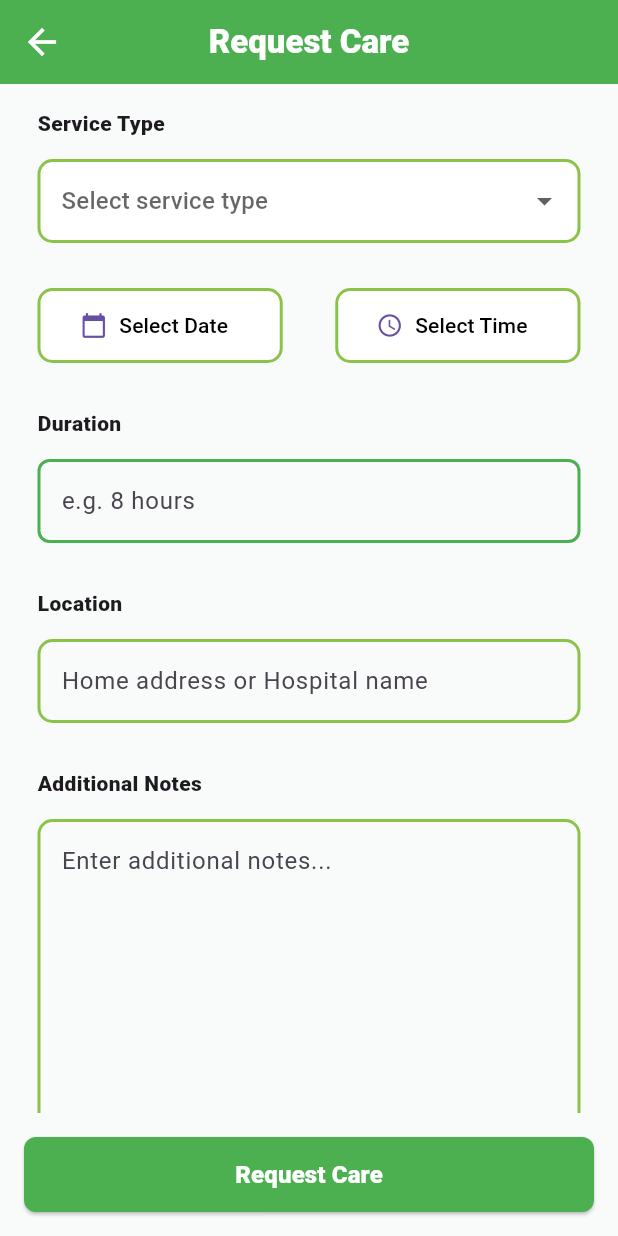
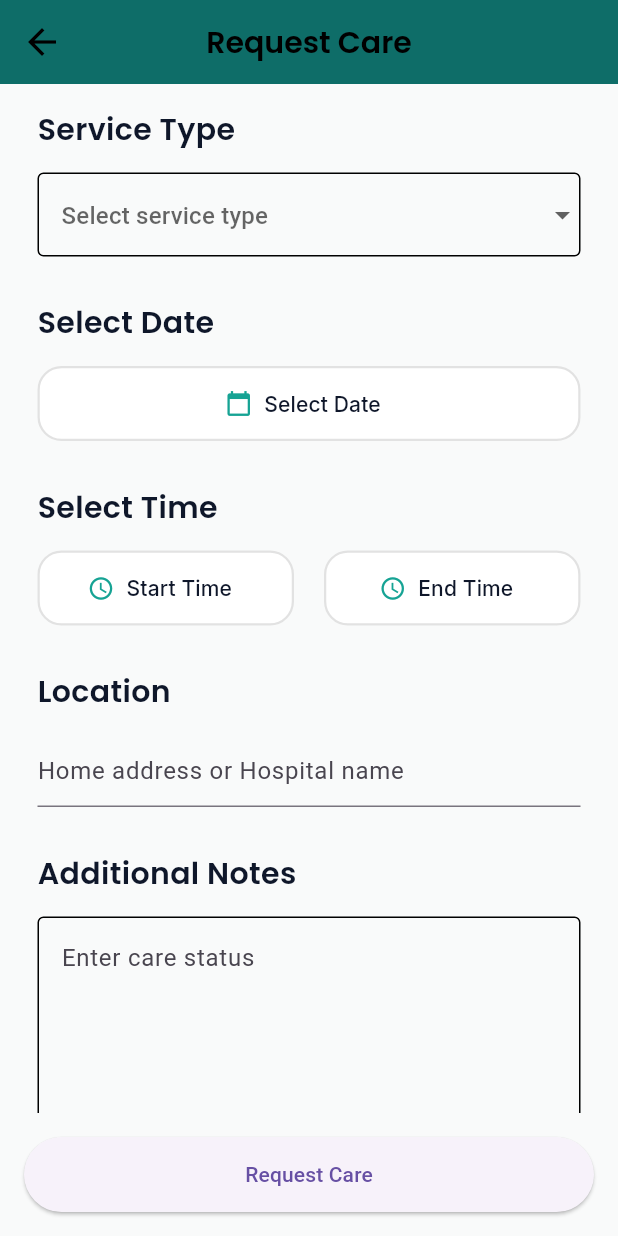
Before and after one commit to FateOrByDesign/CarenestApp, a Flutter app: the RequestCarePage screen opened by its route, on a phone screen of 412 x 824 dp. Run offline on Flutter 3.47's test engine with Material 3 defaults, Android fonts, the phone set to English and light mode, and no system bars; our stand-ins replace google_fonts, shared_preferences; accounts and stored records are empty.

Commit message:
use custom themes to the mobile ui

```diff
--- a/Carenest_Frontend/carenest_mobile/lib/screens/patient/request_caregiver.dart
+++ b/Carenest_Frontend/carenest_mobile/lib/screens/patient/request_caregiver.dart
@@ -1,4 +1,6 @@
 import 'package:flutter/material.dart';
+import '../../core/app_theme.dart';
+import '../caregiver/update_caregiver_status.dart';
 
 class RequestCarePage extends StatefulWidget {
   const RequestCarePage({Key? key}) : super(key: key);
@@ -10,7 +12,8 @@ class RequestCarePage extends StatefulWidget {
 class _RequestCarePageState extends State<RequestCarePage> {
   String? serviceType;
   DateTime? selectedDate;
-  TimeOfDay? selectedTime;
+  TimeOfDay? startTime;
+  TimeOfDay? endTime;
 
   final TextEditingController durationController = TextEditingController();
   final TextEditingController locationController = TextEditingController();
@@ -30,20 +33,31 @@ class _RequestCarePageState extends State<RequestCarePage> {
     }
   }
 
-  Future<void> pickTime() async {
+  Future<void> pickStartTime() async {
     TimeOfDay? time = await showTimePicker(
       context: context,
       initialTime: TimeOfDay.now(),
     );
     if (time != null) {
-      setState(() => selectedTime = time);
+      setState(() => startTime = time);
+    }
+  }
+
+  Future<void> pickEndTime() async {
+    TimeOfDay? time = await showTimePicker(
+      context: context,
+      initialTime: startTime ?? TimeOfDay.now(),
+    );
+    if (time != null) {
+      setState(() => endTime = time);
     }
   }
 
   void submitRequest() {
     if (serviceType == null ||
         selectedDate == null ||
-        selectedTime == null ||
+        startTime == null ||
+        endTime == null ||
         locationController.text.isEmpty) {
       ScaffoldMessenger.of(context).showSnackBar(
         const SnackBar(content: Text('Please fill all required fields')),
@@ -51,19 +65,46 @@ class _RequestCarePageState extends State<RequestCarePage> {
       return;
     }
 
-    ScaffoldMessenger.of(context).showSnackBar(
-      const SnackBar(content: Text('Care request submitted successfully')),
+    // TEMP values (later replace with API response)
+    final int visitId = 1;
+    final String patientName = 'Test Patient';
+
+    Navigator.push(
+      //for conect next page through button
+      context,
+      MaterialPageRoute(
+        builder: (context) =>
+            UpdateCareStatusPage(visitId: visitId, patientName: patientName),
+      ),
     );
+  }
 
-    // Clear form after submission
-    setState(() {
-      serviceType = null;
-      selectedDate = null;
-      selectedTime = null;
-      durationController.clear();
-      locationController.clear();
-      notesController.clear();
-    });
+  Widget buildToggleButton({
+    required VoidCallback onPressed,
+    required String text,
+    required IconData icon,
+    bool isSelected = false,
+  }) {
+    return OutlinedButton.icon(
+      onPressed: onPressed,
+      icon: Icon(icon, color: AppTheme.primary),
+      label: Text(
+        text,
+        style: AppTheme.bodyText.copyWith(color: AppTheme.textDark),
+      ),
+      style: OutlinedButton.styleFrom(
+        minimumSize: const Size.fromHeight(50),
+        backgroundColor: AppTheme.surface,
+        side: BorderSide(
+          color: isSelected
+              ? AppTheme
+                    .primary // ✅ green when selected
+              : Colors.grey.withOpacity(0.3), // idle border
+          width: 1.5,
+        ),
+        shape: RoundedRectangleBorder(borderRadius: BorderRadius.circular(16)),
+      ),
+    );
   }
 
   @override
@@ -71,22 +112,18 @@ class _RequestCarePageState extends State<RequestCarePage> {
     return Scaffold(
       backgroundColor: const Color(0xFFF9FAFA),
       appBar: AppBar(
-        backgroundColor: Colors.green, // your Figma primary color
+        backgroundColor: AppTheme.primaryDark, // your Figma primary color
         elevation: 0, // removes shadow
         centerTitle: true, // title centered
         leading: IconButton(
-          icon: const Icon(Icons.arrow_back, color: Colors.white, size: 28),
+          icon: const Icon(Icons.arrow_back, color: Colors.black, size: 28),
           onPressed: () {
             Navigator.pop(context); // go back
           },
         ),
-        title: const Text(
+        title: Text(
           'Request Care',
-          style: TextStyle(
-            color: Colors.white,
-            fontSize: 22,
-            fontWeight: FontWeight.w800,
-          ),
+          style: AppTheme.headingMedium.copyWith(color: Colors.black),
         ),
       ),
       body: SingleChildScrollView(
@@ -95,10 +132,7 @@ class _RequestCarePageState extends State<RequestCarePage> {
           crossAxisAlignment: CrossAxisAlignment.start,
           children: [
             // Service Type
-            const Text(
-              'Service Type',
-              style: TextStyle(fontWeight: FontWeight.w800),
-            ),
+            Text('Service Type', style: AppTheme.headingMedium),
             const SizedBox(height: 14),
             DropdownButtonFormField<String>(
               value: serviceType,
@@ -107,80 +141,52 @@ class _RequestCarePageState extends State<RequestCarePage> {
                 return DropdownMenuItem(value: service, child: Text(service));
               }).toList(),
               onChanged: (value) => setState(() => serviceType = value),
-              decoration: InputDecoration(
-                filled: true,
-                fillColor: Colors.white,
-                enabledBorder: OutlineInputBorder(
-                  borderRadius: BorderRadius.circular(10),
-                  borderSide: BorderSide(color: Colors.lightGreen, width: 2),
-                ),
-
-                focusedBorder: OutlineInputBorder(
-                  borderRadius: BorderRadius.circular(10),
-                  borderSide: BorderSide(
-                    color: Colors.blue, // focused border color
-                    width: 2,
-                  ),
-                ),
+              decoration: const InputDecoration(
+                hintText: 'Select service type',
+                enabledBorder: OutlineInputBorder(),
               ),
             ),
 
             const SizedBox(height: 30),
 
-            // Date & Time
+            // Date
+            Text('Select Date', style: AppTheme.headingMedium),
+            const SizedBox(height: 14),
+            buildToggleButton(
+              onPressed: pickDate,
+              text: selectedDate == null
+                  ? 'Select Date'
+                  : '${selectedDate!.day}/${selectedDate!.month}/${selectedDate!.year}',
+              icon: Icons.calendar_today,
+              isSelected: selectedDate != null,
+            ),
+
+            const SizedBox(height: 30),
+
+            // Start & End Time
+            Text('Select Time', style: AppTheme.headingMedium),
+            const SizedBox(height: 14),
             Row(
               children: [
                 Expanded(
-                  child: OutlinedButton.icon(
-                    onPressed: pickDate,
-                    style: OutlinedButton.styleFrom(
-                      minimumSize: const Size.fromHeight(50),
-                      backgroundColor: selectedDate == null
-                          ? Colors.white
-                          : Colors.lightGreen,
-                      side: BorderSide(color: Colors.lightGreen, width: 2),
-                      shape: RoundedRectangleBorder(
-                        borderRadius: BorderRadius.circular(10),
-                      ),
-                    ),
-                    icon: const Icon(Icons.calendar_today),
-                    label: Text(
-                      selectedDate == null
-                          ? 'Select Date'
-                          : '${selectedDate!.day}/${selectedDate!.month}/${selectedDate!.year}',
-                      style: TextStyle(
-                        color: selectedDate == null
-                            ? Colors.black
-                            : Colors.white,
-                      ),
-                    ),
+                  child: buildToggleButton(
+                    onPressed: pickStartTime,
+                    text: startTime == null
+                        ? 'Start Time'
+                        : startTime!.format(context),
+                    icon: Icons.access_time,
+                    isSelected: startTime != null,
                   ),
                 ),
-                const SizedBox(width: 35),
+                const SizedBox(width: 20),
                 Expanded(
-                  child: OutlinedButton.icon(
-                    onPressed: pickTime,
-                    style: OutlinedButton.styleFrom(
-                      minimumSize: const Size.fromHeight(50),
-                      backgroundColor: selectedTime == null
-                          ? Colors.white
-                          : Colors.lightGreen,
-                      side: BorderSide(color: Colors.lightGreen, width: 2),
-                      shape: RoundedRectangleBorder(
-                        borderRadius: BorderRadius.circular(10),
-                      ),
-                    ),
-                    icon: const Icon(Icons.access_time),
-                    label: Text(
-                      selectedTime == null
-                          ? 'Select Time'
-                          : selectedTime!.format(context),
-                      style: TextStyle(
-                        color: selectedTime == null
-                            ? Colors.black
-                            : Colors.white,
-                      ),
-                    ),
+                  child: buildToggleButton(
+                    onPressed: pickEndTime,
+                    text: endTime == null
+                        ? 'End Time'
+                        : endTime!.format(context),
+                    icon: Icons.access_time,
+                    isSelected: endTime != null,
                   ),
                 ),
               ],
@@ -188,88 +194,28 @@ class _RequestCarePageState extends State<RequestCarePage> {
 
             const SizedBox(height: 30),
 
-            // Duration
-            const Text(
-              'Duration',
-              style: TextStyle(fontWeight: FontWeight.w800),
-            ),
-            const SizedBox(height: 14),
-            TextField(
-              controller: durationController,
-              decoration: InputDecoration(
-                hintText: 'e.g. 8 hours',
-                enabledBorder: OutlineInputBorder(
-                  borderSide: BorderSide(
-                    color: Colors.green, // border color when not focused
-                    width: 2,
-                  ),
-                  borderRadius: BorderRadius.circular(8),
-                ),
-                focusedBorder: OutlineInputBorder(
-                  borderSide: BorderSide(
-                    color: Colors.blue, // border color when focused
-                    width: 2,
-                  ),
-                  borderRadius: BorderRadius.circular(10),
-                ),
-              ),
-            ),
-            const SizedBox(height: 30),
-
             // Location
-            const Text(
-              'Location',
-              style: TextStyle(fontWeight: FontWeight.w800),
-            ),
+            Text('Location', style: AppTheme.headingMedium),
             const SizedBox(height: 14),
             TextField(
               controller: locationController,
               decoration: InputDecoration(
                 hintText: 'Home address or Hospital name',
-                enabledBorder: OutlineInputBorder(
-                  borderRadius: BorderRadius.circular(10),
-                  borderSide: BorderSide(
-                    color: Colors.lightGreen, // normal border color
-                    width: 2,
-                  ),
-                ),
-                focusedBorder: OutlineInputBorder(
-                  borderRadius: BorderRadius.circular(10),
-                  borderSide: BorderSide(
-                    color: Colors.blue, // focused border color
-                    width: 2,
-                  ),
-                ),
               ),
             ),
 
             const SizedBox(height: 30),
 
             // Notes
-            const Text(
-              'Additional Notes',
-              style: TextStyle(fontWeight: FontWeight.w800),
-            ),
+            Text('Additional Notes', style: AppTheme.headingMedium),
+
             const SizedBox(height: 14),
-            TextField(
+            TextFormField(
               controller: notesController,
               maxLines: 8,
-              decoration: InputDecoration(
-                hintText: 'Enter additional notes...',
-                enabledBorder: OutlineInputBorder(
-                  borderRadius: BorderRadius.circular(10),
-                  borderSide: BorderSide(
-                    color: Colors.lightGreen, // normal border color
-                    width: 2,
-                  ),
-                ),
-                focusedBorder: OutlineInputBorder(
-                  borderRadius: BorderRadius.circular(10),
-                  borderSide: BorderSide(
-                    color: Colors.blue, // focused border color
-                    width: 2,
-                  ),
-                ),
+              decoration: const InputDecoration(
+                hintText: 'Enter care status',
+                enabledBorder: OutlineInputBorder(),
               ),
             ),
             const SizedBox(height: 30),
@@ -284,25 +230,8 @@ class _RequestCarePageState extends State<RequestCarePage> {
           height: 50,
           width: double.infinity,
           child: ElevatedButton(
-            onPressed: () {
-              // navigate to Update Care Status page
-              Navigator.pushNamed(context, '/update');
-            },
-            style: ElevatedButton.styleFrom(
-              backgroundColor: Colors.green, // <-- change your color here
-              shape: RoundedRectangleBorder(
-                borderRadius: BorderRadius.circular(8),
-                // optional: rounded corners
-              ),
-            ),
-            child: const Text(
-              'Request Care',
-              style: TextStyle(
-                fontSize: 16,
-                color: Colors.white,
-                fontWeight: FontWeight.w800,
-              ),
-            ),
+            onPressed: submitRequest,
+            child: const Text('Request Care'),
           ),
         ),
       ),
```
Also changed, not shown: Carenest_Frontend/carenest_mobile/lib/screens/caregiver/update_caregiver_status.dart (+20 -77 lines).
